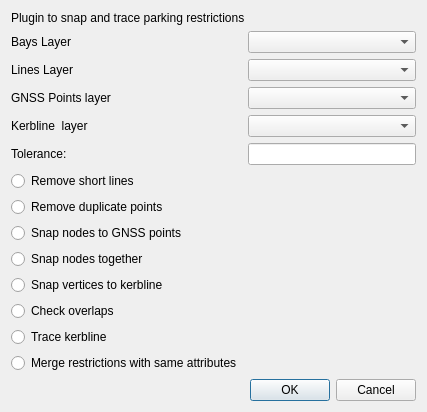
This is TOMs_Snap_Trace_dialog_base.ui in tlh22/TOMsSnapTrace as Qt 5 draws it before an edit. The edited form follows.
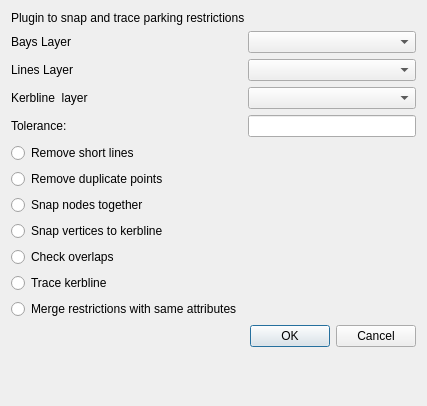
This is the edited form. Custom widgets are drawn as their Qt base class.

Commit message: Circular features +

Patch:
```diff
--- a/TOMs_Snap_Trace_dialog_base.ui
+++ b/TOMs_Snap_Trace_dialog_base.ui
@@ -7,7 +7,7 @@
     <x>0</x>
     <y>0</y>
     <width>427</width>
-    <height>404</height>
+    <height>406</height>
    </rect>
   </property>
   <property name="windowTitle">
@@ -31,6 +31,9 @@
      </property>
     </widget>
    </item>
+   <item row="2" column="1">
+    <widget class="QgsMapLayerComboBox" name="baysLayer"/>
+   </item>
    <item row="4" column="0">
     <widget class="QLabel" name="label_2">
      <property name="text">
@@ -38,31 +41,30 @@
      </property>
     </widget>
    </item>
-   <item row="5" column="0">
-    <widget class="QLabel" name="label_3">
-     <property name="text">
-      <string>GNSS Points layer</string>
-     </property>
-    </widget>
+   <item row="4" column="1">
+    <widget class="QgsMapLayerComboBox" name="linesLayer"/>
    </item>
-   <item row="7" column="0">
+   <item row="6" column="0">
     <widget class="QLabel" name="label_5">
      <property name="text">
       <string>Kerbline  layer</string>
      </property>
     </widget>
    </item>
-   <item row="9" column="0">
+   <item row="6" column="1">
+    <widget class="QgsMapLayerComboBox" name="kerbLayer"/>
+   </item>
+   <item row="8" column="0">
     <widget class="QLabel" name="label_6">
      <property name="text">
       <string>Tolerance:</string>
      </property>
     </widget>
    </item>
-   <item row="9" column="1">
+   <item row="8" column="1">
     <widget class="QLineEdit" name="fld_Tolerance"/>
    </item>
-   <item row="10" column="0" colspan="2">
+   <item row="9" column="0" colspan="2">
     <widget class="QRadioButton" name="rb_removeShortLines">
      <property name="text">
       <string>Remove short lines</string>
@@ -72,7 +74,7 @@
      </property>
     </widget>
    </item>
-   <item row="11" column="0" colspan="2">
+   <item row="10" column="0" colspan="2">
     <widget class="QRadioButton" name="rb_removeDuplicatePoints">
      <property name="text">
       <string>Remove duplicate points</string>
@@ -82,17 +84,7 @@
      </property>
     </widget>
    </item>
-   <item row="12" column="0" colspan="2">
-    <widget class="QRadioButton" name="rb_snapNodesToGNSS">
-     <property name="text">
-      <string>Snap nodes to GNSS points</string>
-     </property>
-     <property name="autoExclusive">
-      <bool>false</bool>
-     </property>
-    </widget>
-   </item>
-   <item row="13" column="0" colspan="2">
+   <item row="11" column="0" colspan="2">
     <widget class="QRadioButton" name="rb_snapNodesTogether">
      <property name="text">
       <string>Snap nodes together</string>
@@ -102,7 +94,7 @@
      </property>
     </widget>
    </item>
-   <item row="14" column="0" colspan="2">
+   <item row="12" column="0" colspan="2">
     <widget class="QRadioButton" name="rb_snapVerticesToKerb">
      <property name="text">
       <string>Snap vertices to kerbline</string>
@@ -112,7 +104,17 @@
      </property>
     </widget>
    </item>
-   <item row="16" column="0">
+   <item row="13" column="0">
+    <widget class="QRadioButton" name="rb_checkOverlaps">
+     <property name="text">
+      <string>Check overlaps</string>
+     </property>
+     <property name="autoExclusive">
+      <bool>false</bool>
+     </property>
+    </widget>
+   </item>
+   <item row="14" column="0">
     <widget class="QRadioButton" name="rb_traceKerbline">
      <property name="text">
       <string>Trace kerbline</string>
@@ -122,7 +124,14 @@
      </property>
     </widget>
    </item>
-   <item row="18" column="0" colspan="2">
+   <item row="15" column="0">
+    <widget class="QRadioButton" name="rb_mergeGeometries">
+     <property name="text">
+      <string>Merge restrictions with same attributes</string>
+     </property>
+    </widget>
+   </item>
+   <item row="16" column="0" colspan="2">
     <widget class="QDialogButtonBox" name="button_box">
      <property name="orientation">
       <enum>Qt::Horizontal</enum>
@@ -132,35 +141,6 @@
      </property>
     </widget>
    </item>
-   <item row="2" column="1">
-    <widget class="QgsMapLayerComboBox" name="baysLayer"/>
-   </item>
-   <item row="4" column="1">
-    <widget class="QgsMapLayerComboBox" name="linesLayer"/>
-   </item>
-   <item row="5" column="1">
-    <widget class="QgsMapLayerComboBox" name="gnssPointsLayer"/>
-   </item>
-   <item row="7" column="1">
-    <widget class="QgsMapLayerComboBox" name="kerbLayer"/>
-   </item>
-   <item row="15" column="0">
-    <widget class="QRadioButton" name="rb_checkOverlaps">
-     <property name="text">
-      <string>Check overlaps</string>
-     </property>
-     <property name="autoExclusive">
-      <bool>false</bool>
-     </property>
-    </widget>
-   </item>
-   <item row="17" column="0">
-    <widget class="QRadioButton" name="rb_mergeGeometries">
-     <property name="text">
-      <string>Merge restrictions with same attributes</string>
-     </property>
-    </widget>
-   </item>
   </layout>
  </widget>
  <customwidgets>
```
The commit also changes 1 other file.
